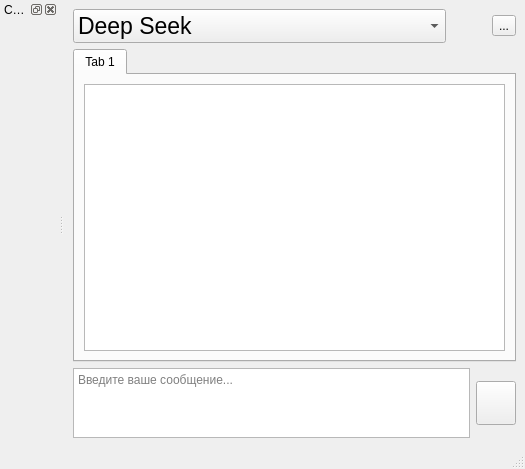
armarkaryan/aiOr, file mainwindow.ui: the form before one commit.
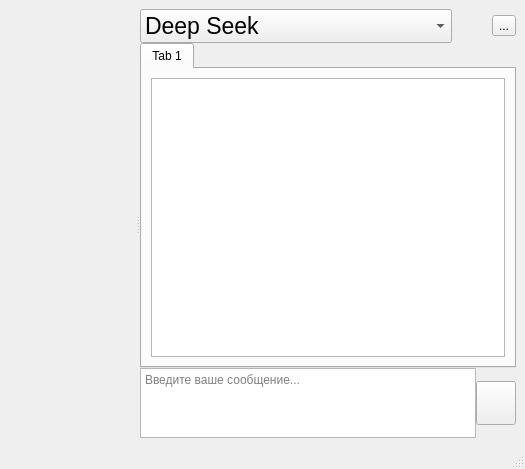
The form after the commit. Icons and pictures are not drawn. Custom widgets are drawn as their Qt base class.

Commit message: style: change GUI elements name

Diff of the .ui file:
```diff
--- a/mainwindow.ui
+++ b/mainwindow.ui
@@ -11,11 +11,32 @@
    </rect>
   </property>
   <widget class="QWidget" name="centralwidget">
-   <layout class="QVBoxLayout" name="verticalLayout_2">
+   <layout class="QHBoxLayout" name="horizontalLayout">
     <item>
-     <layout class="QHBoxLayout" name="horizontalLayout_2">
+     <widget class="QSplitter" name="splitter">
+      <property name="orientation">
+       <enum>Qt::Orientation::Horizontal</enum>
+      </property>
+      <widget class="ChatList" name="w_ChatList" native="true">
+       <property name="sizePolicy">
+        <sizepolicy hsizetype="Maximum" vsizetype="Preferred">
+         <horstretch>0</horstretch>
+         <verstretch>0</verstretch>
+        </sizepolicy>
+       </property>
+      </widget>
+      <widget class="QWidget" name="">
+       <layout class="QVBoxLayout" name="vl_Main" stretch="0,0,0">
+        <property name="spacing">
+         <number>0</number>
+        </property>
+        <property name="sizeConstraint">
+         <enum>QLayout::SizeConstraint::SetDefaultConstraint</enum>
+        </property>
       <item>
-       <widget class="QComboBox" name="comboBox">
+         <layout class="QHBoxLayout" name="hl_AI">
+          <item>
+           <widget class="QComboBox" name="cb_AI">
         <property name="sizePolicy">
          <sizepolicy hsizetype="Expanding" vsizetype="Preferred">
           <horstretch>0</horstretch>
@@ -45,7 +66,7 @@
        </widget>
       </item>
       <item>
-       <spacer name="horizontalSpacer">
+           <spacer name="hs_AI">
         <property name="orientation">
          <enum>Qt::Orientation::Horizontal</enum>
         </property>
@@ -112,7 +133,7 @@
      </widget>
     </item>
     <item>
-     <layout class="QHBoxLayout" name="horizontalLayout">
+         <layout class="QHBoxLayout" name="hl_Message">
       <item>
        <widget class="QTextEdit" name="te_Message">
         <property name="sizePolicy">
@@ -158,25 +179,11 @@
     </item>
    </layout>
   </widget>
+     </widget>
+    </item>
+   </layout>
+  </widget>
   <widget class="QStatusBar" name="sb_Main"/>
-  <widget class="QDockWidget" name="dw_ChatList">
-   <property name="autoFillBackground">
-    <bool>false</bool>
-   </property>
-   <property name="windowTitle">
-    <string>Chat List</string>
-   </property>
-   <attribute name="dockWidgetArea">
-    <number>1</number>
-   </attribute>
-   <widget class="QWidget" name="dockWidgetContents">
-    <layout class="QVBoxLayout" name="vl_ChatListMain">
-     <item>
-      <widget class="ChatList" name="w_ChatList" native="true"/>
-     </item>
-    </layout>
-   </widget>
-  </widget>
  </widget>
  <customwidgets>
   <customwidget>
```
Left out of the diff: 2 changed lines with no effect on the pictures. Lines whose indentation alone changed are shown as unchanged. The commit also changes 1 other file.
